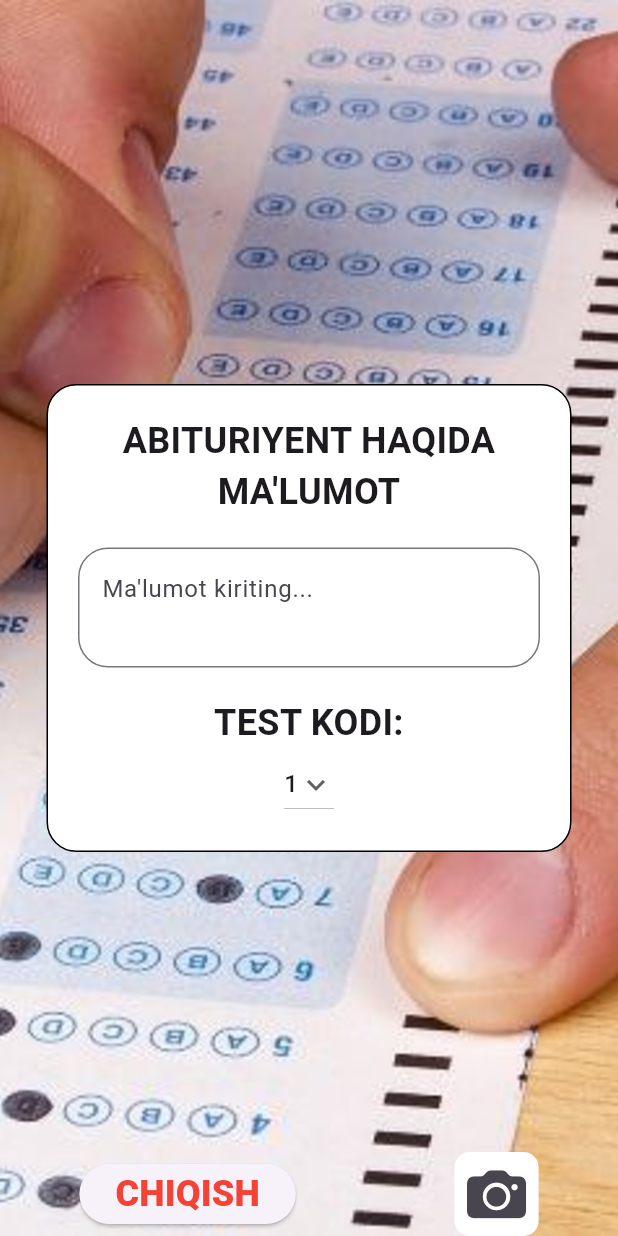
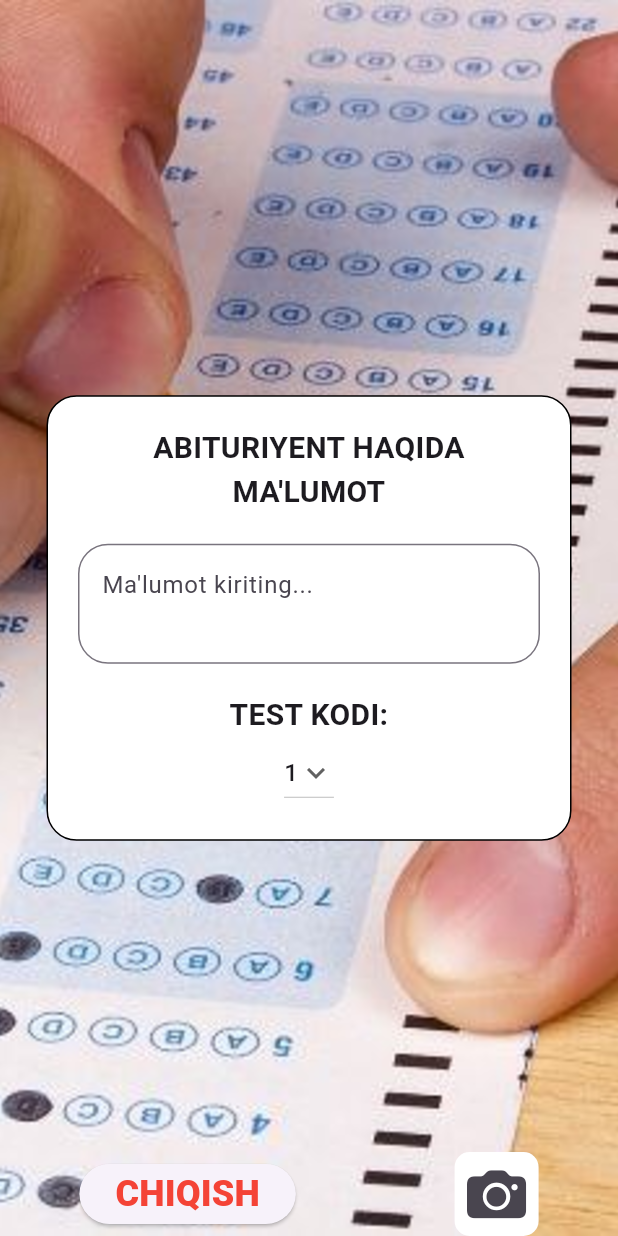
Before and after one commit to abduraimovdev/cam_test, a Flutter app: the screen it shows after launch, on a phone screen of 412 x 824 dp. Run offline on Flutter 3.47's test engine with Material 2 defaults, Android fonts, the light colour scheme and no system bars.

Commit message:
Home Screen Customized

```diff
--- a/lib/core/constants/styles.dart
+++ b/lib/core/constants/styles.dart
@@ -2,7 +2,7 @@ import 'package:flutter/material.dart';
 
 class Styles {
   static const TextStyle textStyle = TextStyle(
-      fontSize: 24,
+      fontSize: 20,
       overflow: TextOverflow.ellipsis,
       fontWeight: FontWeight.bold);
 
--- a/lib/screens/home_screen.dart
+++ b/lib/screens/home_screen.dart
@@ -30,21 +30,18 @@ class _HomeScreenState extends State<HomeScreen> {
               filterQuality: FilterQuality.high,
             ),
           ),
-          SizedBox(
-            height: size.height,
-            width: size.width,
+          Center(
             child: Column(
               mainAxisAlignment: MainAxisAlignment.center,
-              crossAxisAlignment: CrossAxisAlignment.center,
               children: [
                 Container(
                   width: 350,
                   padding: const EdgeInsets.all(20),
-                  decoration:  BoxDecoration(
+                  decoration: BoxDecoration(
                     borderRadius: const BorderRadius.all(
                       Radius.circular(20),
                     ),
-                    border: Border.all(width: 1,color: Colors.black),
+                    border: Border.all(width: 1, color: Colors.black),
                     color: Colors.white,
                   ),
                   child: Column(
@@ -61,9 +58,6 @@ class _HomeScreenState extends State<HomeScreen> {
                         minLines: 2,
                         decoration: InputDecoration(
                           hintText: "Ma'lumot kiriting...",
-
-
-
                           border: OutlineInputBorder(
                             borderRadius: BorderRadius.all(
                               Radius.circular(20),
@@ -72,7 +66,6 @@ class _HomeScreenState extends State<HomeScreen> {
                         ),
                       ),
                       const SizedBox(height: 20),
-
                       const Text(
                         Strings.testCodeText,
                         style: Styles.textStyle,
@@ -88,15 +81,16 @@ class _HomeScreenState extends State<HomeScreen> {
                           );
                         }).toList(),
                         onChanged: (int? newValue) {
-                            setState(() {
+                          setState(
+                            () {
                               dropdownvalue = newValue!;
-                            });
+                            },
+                          );
                         },
                       ),
-                      ]),
+                    ],
                   ),
-
-
+                ),
               ],
             ),
           ),
@@ -138,7 +132,6 @@ class _HomeScreenState extends State<HomeScreen> {
               ],
             ),
           )
-
         ],
       ),
     );
```
Lines whose indentation alone changed are shown as unchanged.
